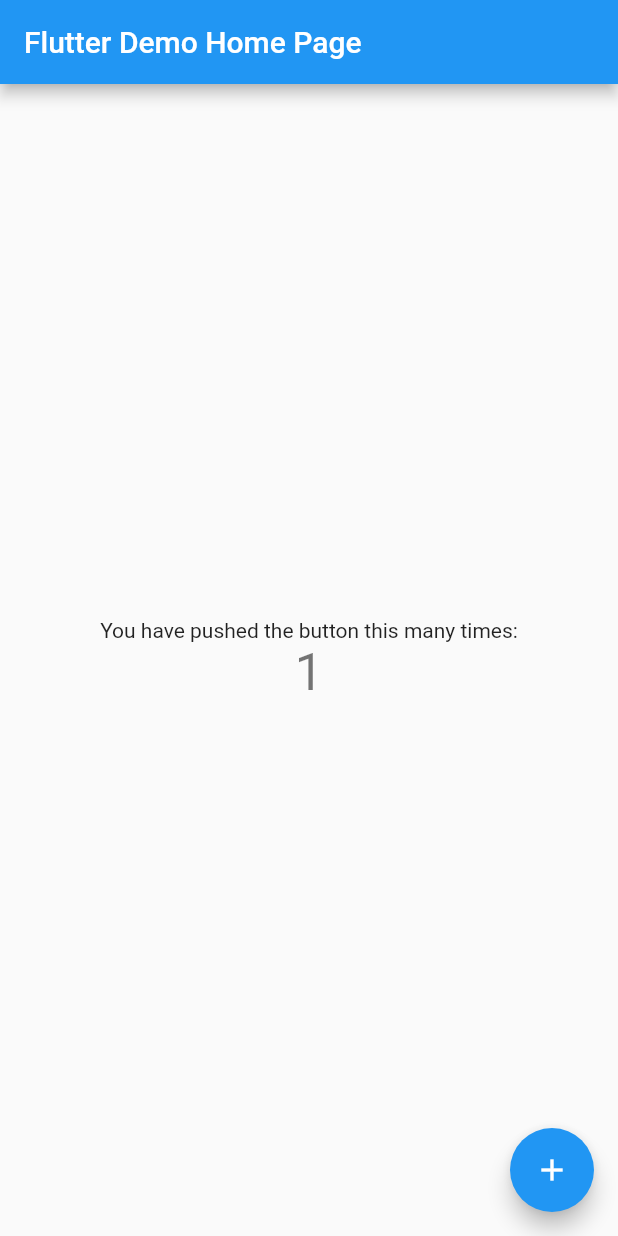
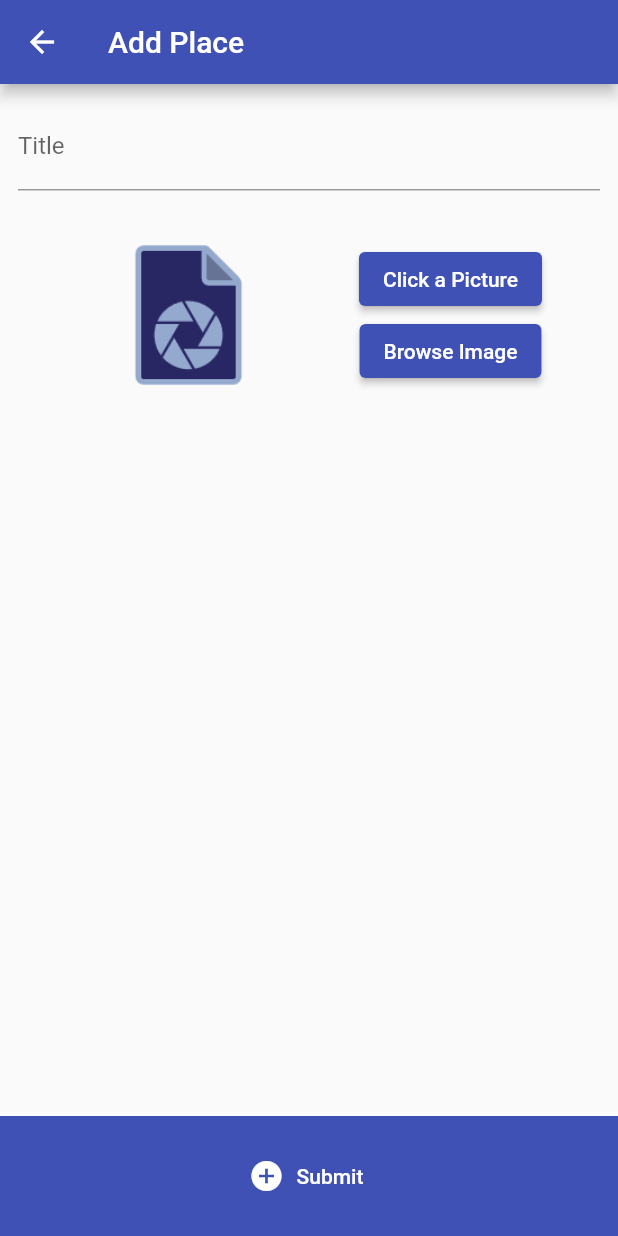
Before and after one commit to IqmanS/flutter-great-places-app, a Flutter app: the screen it shows after launch, after a tap on the "add" icon, on a phone screen of 412 x 824 dp. Run offline on Flutter 3.47's test engine with Material 2 defaults, Android fonts, the phone set to English and light mode, and no system bars; our stand-ins replace image_picker.

Commit message:
native features: Camera + gallery

```diff
--- a/lib/main.dart
+++ b/lib/main.dart
@@ -1,4 +1,8 @@
 import 'package:flutter/material.dart';
+import 'package:great_places_app/providers/great_places.dart';
+import 'package:great_places_app/screens/add_place_screen.dart';
+import 'package:great_places_app/screens/places_list_screen.dart';
+import 'package:provider/provider.dart';
 
 void main() {
   runApp(const MyApp());
@@ -7,109 +11,21 @@ void main() {
 class MyApp extends StatelessWidget {
   const MyApp({super.key});
 
-  // This widget is the root of your application.
   @override
   Widget build(BuildContext context) {
-    return MaterialApp(
-      title: 'Flutter Demo',
-      theme: ThemeData(
-        // This is the theme of your application.
-        //
-        // Try running your application with "flutter run". You'll see the
-        // application has a blue toolbar. Then, without quitting the app, try
-        // changing the primarySwatch below to Colors.green and then invoke
-        // "hot reload" (press "r" in the console where you ran "flutter run",
-        // or simply save your changes to "hot reload" in a Flutter IDE).
-        // Notice that the counter didn't reset back to zero; the application
-        // is not restarted.
-        primarySwatch: Colors.blue,
+    return ChangeNotifierProvider(
+      create: (context) => GreatPlaces(),
+      child: MaterialApp(
+        title: 'Great Places',
+        theme: ThemeData(
+          primarySwatch: Colors.indigo,
+        ),
+        home: const PlacesListScreen(),
+        routes: {
+          PlacesListScreen.routeName: (context) => const PlacesListScreen(),
+          AddPlaces.routeName: (context) => const AddPlaces(),
+        },
       ),
-      home: const MyHomePage(title: 'Flutter Demo Home Page'),
     );
   }
 }
-
-class MyHomePage extends StatefulWidget {
-  const MyHomePage({super.key, required this.title});
-
-  // This widget is the home page of your application. It is stateful, meaning
-  // that it has a State object (defined below) that contains fields that affect
-  // how it looks.
-
-  // This class is the configuration for the state. It holds the values (in this
-  // case the title) provided by the parent (in this case the App widget) and
-  // used by the build method of the State. Fields in a Widget subclass are
-  // always marked "final".
-
-  final String title;
-
-  @override
-  State<MyHomePage> createState() => _MyHomePageState();
-}
-
-class _MyHomePageState extends State<MyHomePage> {
-  int _counter = 0;
-
-  void _incrementCounter() {
-    setState(() {
-      // This call to setState tells the Flutter framework that something has
-      // changed in this State, which causes it to rerun the build method below
-      // so that the display can reflect the updated values. If we changed
-      // _counter without calling setState(), then the build method would not be
-      // called again, and so nothing would appear to happen.
-      _counter++;
-    });
-  }
-
-  @override
-  Widget build(BuildContext context) {
-    // This method is rerun every time setState is called, for instance as done
-    // by the _incrementCounter method above.
-    //
-    // The Flutter framework has been optimized to make rerunning build methods
-    // fast, so that you can just rebuild anything that needs updating rather
-    // than having to individually change instances of widgets.
-    return Scaffold(
-      appBar: AppBar(
-        // Here we take the value from the MyHomePage object that was created by
-        // the App.build method, and use it to set our appbar title.
-        title: Text(widget.title),
-      ),
-      body: Center(
-        // Center is a layout widget. It takes a single child and positions it
-        // in the middle of the parent.
-        child: Column(
-          // Column is also a layout widget. It takes a list of children and
-          // arranges them vertically. By default, it sizes itself to fit its
-          // children horizontally, and tries to be as tall as its parent.
-          //
-          // Invoke "debug painting" (press "p" in the console, choose the
-          // "Toggle Debug Paint" action from the Flutter Inspector in Android
-          // Studio, or the "Toggle Debug Paint" command in Visual Studio Code)
-          // to see the wireframe for each widget.
-          //
-          // Column has various properties to control how it sizes itself and
-          // how it positions its children. Here we use mainAxisAlignment to
-          // center the children vertically; the main axis here is the vertical
-          // axis because Columns are vertical (the cross axis would be
-          // horizontal).
-          mainAxisAlignment: MainAxisAlignment.center,
-          children: <Widget>[
-            const Text(
-              'You have pushed the button this many times:',
-            ),
-            Text(
-              '$_counter',
-              style: Theme.of(context).textTheme.headline4,
-            ),
-          ],
-        ),
-      ),
-      floatingActionButton: FloatingActionButton(
-        onPressed: _incrementCounter,
-        tooltip: 'Increment',
-        child: const Icon(Icons.add),
-      ), // This trailing comma makes auto-formatting nicer for build methods.
-    );
-  }
-}
--- /dev/null
+++ b/lib/models/place.dart
@@ -0,0 +1,29 @@
+import 'dart:io';
+
+import 'package:flutter/material.dart';
+
+class PlaceLocation {
+  final double latitude;
+  final double longitude;
+  final String address;
+
+  PlaceLocation({
+    required this.latitude,
+    required this.longitude,
+    this.address = "",
+  });
+}
+
+class Place {
+  final String id;
+  final String title;
+  final PlaceLocation location;
+  final File image;
+
+  Place({
+    required this.id,
+    required this.title,
+    required this.location,
+    required this.image,
+  });
+}
--- /dev/null
+++ b/lib/providers/great_places.dart
@@ -0,0 +1,10 @@
+import 'package:flutter/cupertino.dart';
+import 'package:great_places_app/models/place.dart';
+
+class GreatPlaces with ChangeNotifier {
+  List<Place> _items = [];
+
+  List<Place> get items {
+    return [..._items];
+  }
+}
--- /dev/null
+++ b/lib/screens/add_place_screen.dart
@@ -0,0 +1,69 @@
+import 'package:flutter/material.dart';
+import 'package:flutter/src/widgets/container.dart';
+import 'package:flutter/src/widgets/framework.dart';
+import 'package:great_places_app/widgets/image_input.dart';
+
+class AddPlaces extends StatefulWidget {
+  static const String routeName = "/add-places";
+  const AddPlaces({super.key});
+
+  @override
+  State<AddPlaces> createState() => _AddPlacesState();
+}
+
+class _AddPlacesState extends State<AddPlaces> {
+  TextEditingController _titleController = TextEditingController();
+
+  @override
+  void dispose() {
+    _titleController.dispose();
+    super.dispose();
+  }
+
+  @override
+  Widget build(BuildContext context) {
+    return Scaffold(
+      appBar: AppBar(
+        title: const Text("Add Place"),
+      ),
+      body: Column(
+        crossAxisAlignment: CrossAxisAlignment.stretch,
+        children: [
+          Expanded(
+            child: SingleChildScrollView(
+              child: Padding(
+                padding: const EdgeInsets.all(12.0),
+                child: Column(
+                  children: [
+                    TextField(
+                      controller: _titleController,
+                      decoration: const InputDecoration(
+                        label: Text("Title"),
+                      ),
+                    ),
+                    const SizedBox(height: 8),
+                    const ImageInput(),
+                  ],
+                ),
+              ),
+            ),
+          ),
+          const SizedBox(height: 8),
+          ElevatedButton.icon(
+            onPressed: () {},
+            icon: const Icon(Icons.add_circle),
+            label: const Text("Submit"),
+            style: ButtonStyle(
+              fixedSize:
+                  MaterialStateProperty.all(const Size(double.infinity, 80)),
+              shape: MaterialStateProperty.all(RoundedRectangleBorder(
+                  borderRadius: BorderRadius.circular(0))),
+              tapTargetSize: MaterialTapTargetSize.shrinkWrap,
+              elevation: MaterialStateProperty.all(0),
+            ),
+          ),
+        ],
+      ),
+    );
+  }
+}
--- /dev/null
+++ b/lib/screens/places_list_screen.dart
@@ -0,0 +1,27 @@
+import 'package:flutter/material.dart';
+import 'package:flutter/src/widgets/container.dart';
+import 'package:flutter/src/widgets/framework.dart';
+import 'package:great_places_app/screens/add_place_screen.dart';
+
+class PlacesListScreen extends StatelessWidget {
+  static const routeName = "/places-list";
+  const PlacesListScreen({super.key});
+
+  @override
+  Widget build(BuildContext context) {
+    return Scaffold(
+      appBar: AppBar(
+        title: const Text("Your Places"),
+        actions: [
+          IconButton(
+            onPressed: () {
+              Navigator.of(context).pushNamed(AddPlaces.routeName);
+            },
+            icon: const Icon(Icons.add),
+          ),
+        ],
+      ),
+      body: const Center(child: Text("test")),
+    );
+  }
+}
--- /dev/null
+++ b/lib/widgets/image_input.dart
@@ -0,0 +1,54 @@
+import 'dart:io';
+
+import 'package:flutter/cupertino.dart';
+import 'package:flutter/material.dart';
+import 'package:image_picker/image_picker.dart';
+
+class ImageInput extends StatefulWidget {
+  const ImageInput({super.key});
+
+  @override
+  State<ImageInput> createState() => _ImageInputState();
+}
+
+class _ImageInputState extends State<ImageInput> {
+  Future<void> _takePicture(ImageSource source) async {
+    final imageFile =
+        await ImagePicker().pickImage(source: source, maxWidth: 600);
+    // _storedImage = imageFile as File?;
+  }
+
+  File? _storedImage;
+  @override
+  Widget build(BuildContext context) {
+    return Row(
+      mainAxisAlignment: MainAxisAlignment.spaceEvenly,
+      children: [
+        Container(
+          height: 150,
+          width: 150,
+          alignment: Alignment.center,
+          child: _storedImage != null
+              ? Image.file(
+                  _storedImage!,
+                  fit: BoxFit.cover,
+                  width: double.infinity,
+                )
+              : Image.asset("assets/camera.png"),
+        ),
+        Column(
+          children: [
+            ElevatedButton(
+              onPressed: () => _takePicture(ImageSource.camera),
+              child: const Text("Click a Picture"),
+            ),
+            ElevatedButton(
+              onPressed: () => _takePicture(ImageSource.gallery),
+              child: const Text("Browse Image"),
+            ),
+          ],
+        ),
+      ],
+    );
+  }
+}
```
Also changed, not shown: pubspec.yaml (+6 -8 lines), assets/camera.png (added), lib/screens/place_detail_screen.dart (added), pubspec.lock.
